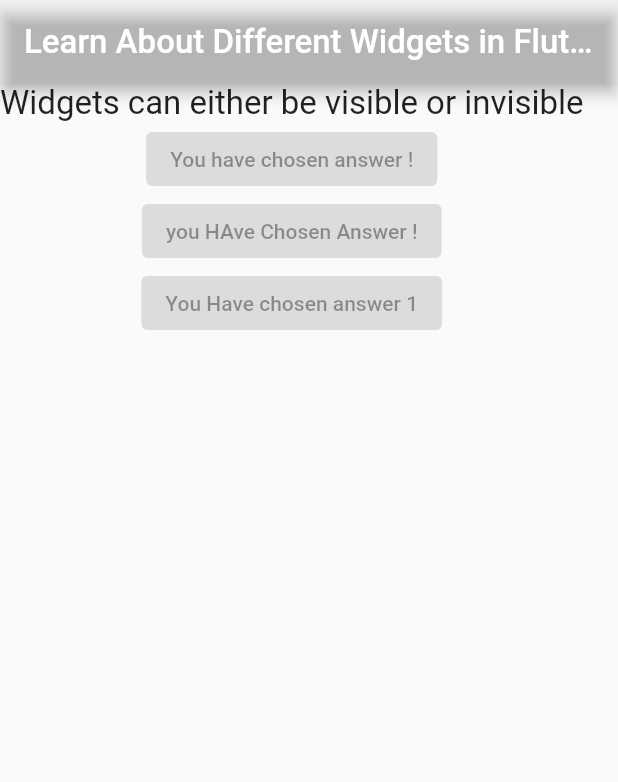
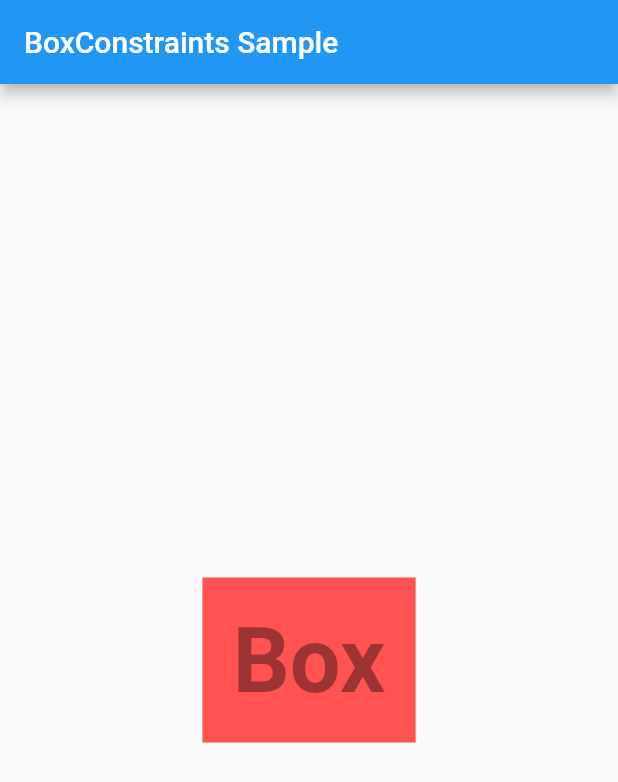
Before and after one commit to Kym54/flutter-widgets, a Flutter app: the screen it shows after launch, on a phone screen of 412 x 824 dp. Shown: the top 782 px of the screen. Run offline on Flutter 3.47's test engine with Material 2 defaults, Android fonts, the phone set to English and light mode, and no system bars; Roboto replaces fonts that are missing (Allison).

Commit message:
box constraints

```diff
--- a/lib/main.dart
+++ b/lib/main.dart
@@ -1,45 +1,53 @@
 
 
+
+import 'package:flutter/cupertino.dart';
 import 'package:flutter/material.dart';
 
-void main(){
-  runApp( const WidgetApp());
+main(){
+  runApp(BoxConstraintsSample());
 }
 
-class WidgetApp extends StatelessWidget {
-  const WidgetApp({Key? key}) : super(key: key);
+class BoxConstraintsSample extends StatelessWidget {
+  const BoxConstraintsSample({Key? key}) : super(key: key);
 
   @override
   Widget build(BuildContext context) {
-    return MaterialApp(
-      home: Scaffold(
+    return const MaterialApp(
+      title: 'BoxConstraints Sample',
+      debugShowCheckedModeBanner: false,
+      home: BoxConstraintsSampleHome(),
+    );
+  }
+}
+class BoxConstraintsSampleHome extends StatelessWidget {
+  const BoxConstraintsSampleHome({Key? key}) : super(key: key);
+
+  @override
+  Widget build(BuildContext context) {
+    return Scaffold(
       appBar: AppBar(
-          title: Text(
-            'Learn About Different Widgets in Flutter',
+        title: const Text('BoxConstraints Sample'),
+      ),
+      body: Center(
+     child: Container(
+       color: Colors.redAccent,
+       padding: const EdgeInsets.all(20),
+       child: const Text(
+         'Box',
          style: TextStyle(
-              fontSize: 22,
+           fontFamily: 'Allison',
+           color: Colors.black38,
+           fontSize: 60,
+           fontWeight: FontWeight.bold,
          ),
        ),
-          backgroundColor: Color(
-            0125,
+       constraints: const BoxConstraints(
+         minHeight: 70,
+         minWidth: 70,
+         maxHeight: 200,
+         maxWidth: 200,
        ),
-        ),
-        body: Column(
-          children: [
-            Text('Widgets can either be visible or invisible',
-            style: TextStyle(
-              fontSize: 22,
-            ),
-            ),
-            ElevatedButton(onPressed: null, child: Text(
-              'You have chosen answer !'
-            )),
-            ElevatedButton(onPressed: null, child: Text(
-              'you HAve Chosen Answer !'
-            )),
-            ElevatedButton(onPressed: null, child: Text('You Have chosen answer 1'))
-
-          ],
      ),
     ),
     );
```
Also changed, not shown: 1 other file. Lines whose indentation alone changed are shown as unchanged.
